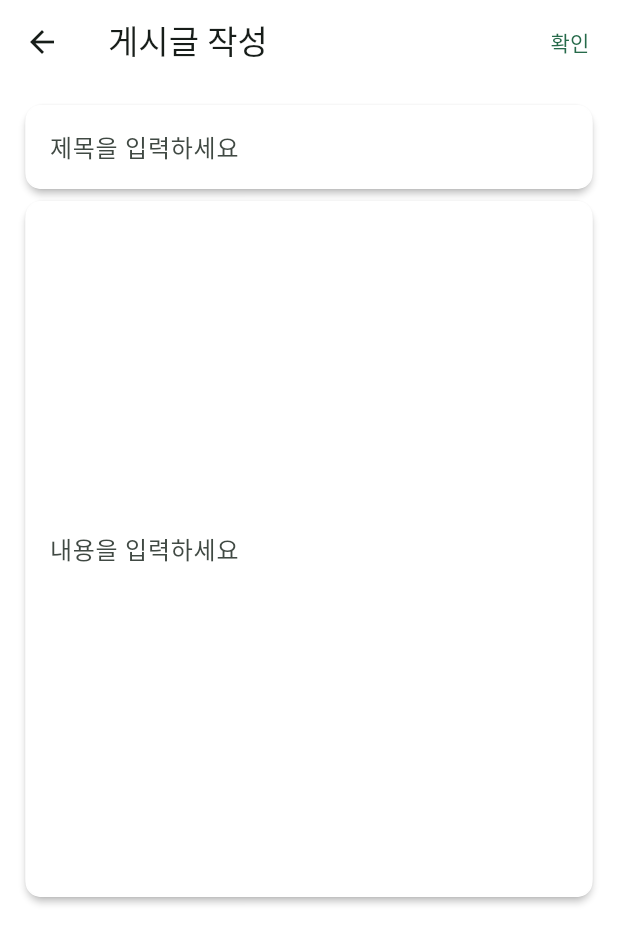
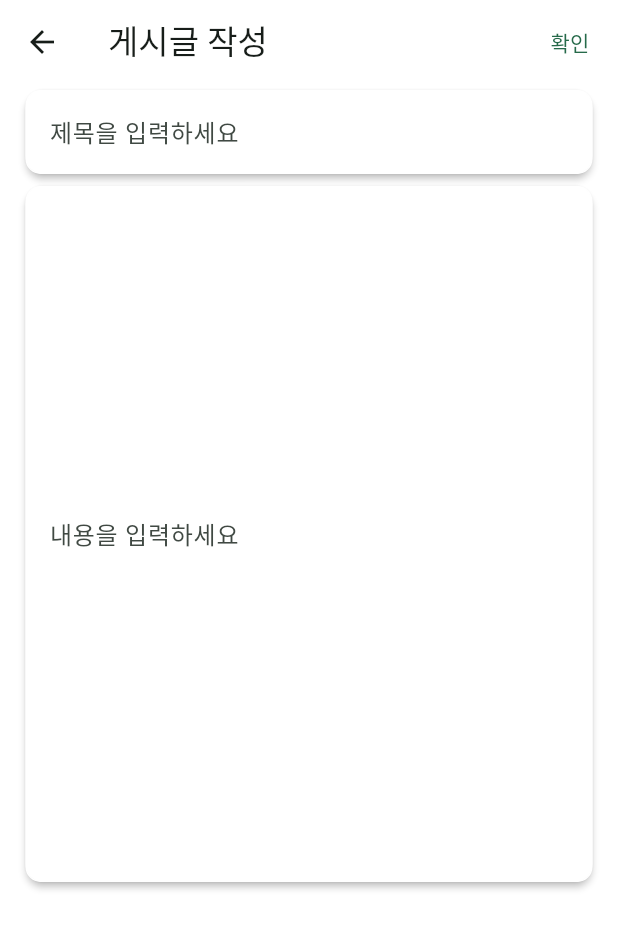
Before and after one commit to KW-EcoVision/ecovision-mobile, a Flutter app: the PostWritePage screen opened directly, on a phone screen of 412 x 824 dp. Shown: the top 944 px of the screen. Run offline on Flutter 3.47's test engine with Material 3 defaults, Android fonts, the phone set to English and light mode, and no system bars; our stand-ins replace camera, geolocator, google_maps_flutter, location, shared_preferences, stop_watch_timer; accounts and stored records are empty; Roboto replaces fonts that are missing (NanumSquareNeo-bRg).

Commit message:
Revert "feat: 커뮤니티 게시글 페이지 UI변경"
This reverts commit f9000796e8eb2858e8de5073df20f097fcea1738.

```diff
--- a/lib/view/page/home/PostWritePage.dart
+++ b/lib/view/page/home/PostWritePage.dart
@@ -13,16 +13,16 @@ class _PostWritePageState extends State<PostWritePage> {
   @override
   Widget build(BuildContext context) {
     return Scaffold(
-      backgroundColor: EcoVisionColor.background,
+      backgroundColor: Colors.white,
       appBar: AppBar(
-        backgroundColor: EcoVisionColor.background,
-        title: const Text('게시글 작성'),
+        backgroundColor: Colors.white,
+        title: Text('게시글 작성'),
         actions: [
           TextButton(
               onPressed: () {
                 Navigator.pop(context);
               },
-              child: const Text('확인'))
+              child: Text('확인'))
         ],
       ),
       body: SafeArea(
@@ -30,9 +30,6 @@ class _PostWritePageState extends State<PostWritePage> {
         child: Column(
           crossAxisAlignment: CrossAxisAlignment.center,
           children: [
-              const SizedBox(
-                height: 10,
-              ),
             EcoTextField(
                 labelText: '제목을 입력하세요',
                 width: MediaQuery.of(context).size.width - 26,
@@ -55,12 +52,10 @@ class _PostWritePageState extends State<PostWritePage> {
                 isPassword: false,
                 onChanged: (value) {
                   setState(() {});
-                },
-              ),
+                }),
           ],
         ),
-        ),
-      ),
+      )),
     );
   }
 }
```
Also changed, not shown: lib/view/page/home/PostViewPage.dart (+4 -10 lines). Lines whose indentation alone changed are shown as unchanged.
